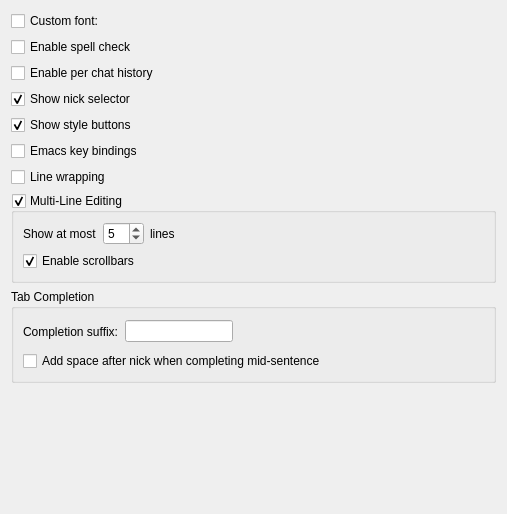
This is src/qtui/settingspages/inputwidgetsettingspage.ui in quassel/quassel as Qt 5 draws it before an edit. The edited form follows.
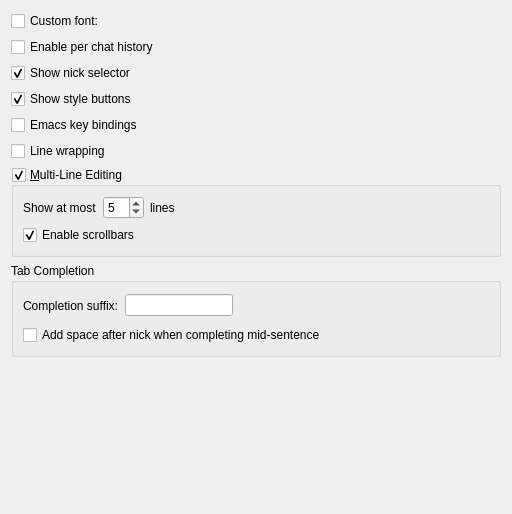
This is the edited form. Custom widgets are drawn as their Qt base class.

Commit message: uisupport: Allow to disable spell checking

The edit to the form file:
```diff
--- a/src/qtui/settingspages/inputwidgetsettingspage.ui
+++ b/src/qtui/settingspages/inputwidgetsettingspage.ui
@@ -6,7 +6,7 @@
    <rect>
     <x>0</x>
     <y>0</y>
-    <width>507</width>
+    <width>512</width>
     <height>514</height>
    </rect>
   </property>
@@ -44,19 +44,6 @@
      </item>
     </layout>
    </item>
-   <item>
-    <widget class="QCheckBox" name="enableSpellCheck">
-     <property name="text">
-      <string>Enable spell check</string>
-     </property>
-     <property name="settingsKey" stdset="0">
-      <string notr="true">EnableSpellCheck</string>
-     </property>
-     <property name="defaultValue" stdset="0">
-      <bool>false</bool>
-     </property>
-    </widget>
-   </item>
    <item>
     <widget class="QCheckBox" name="enablePerBufferHistory">
      <property name="text">
@@ -140,7 +127,7 @@
    <item>
     <widget class="QGroupBox" name="groupBox">
      <property name="title">
-      <string>Multi-Line Editing</string>
+      <string>&amp;Multi-Line Editing</string>
      </property>
      <property name="checkable">
       <bool>true</bool>
```
Left out of the diff: 5 changed lines with no effect on the pictures. The commit also changes 7 other files.
